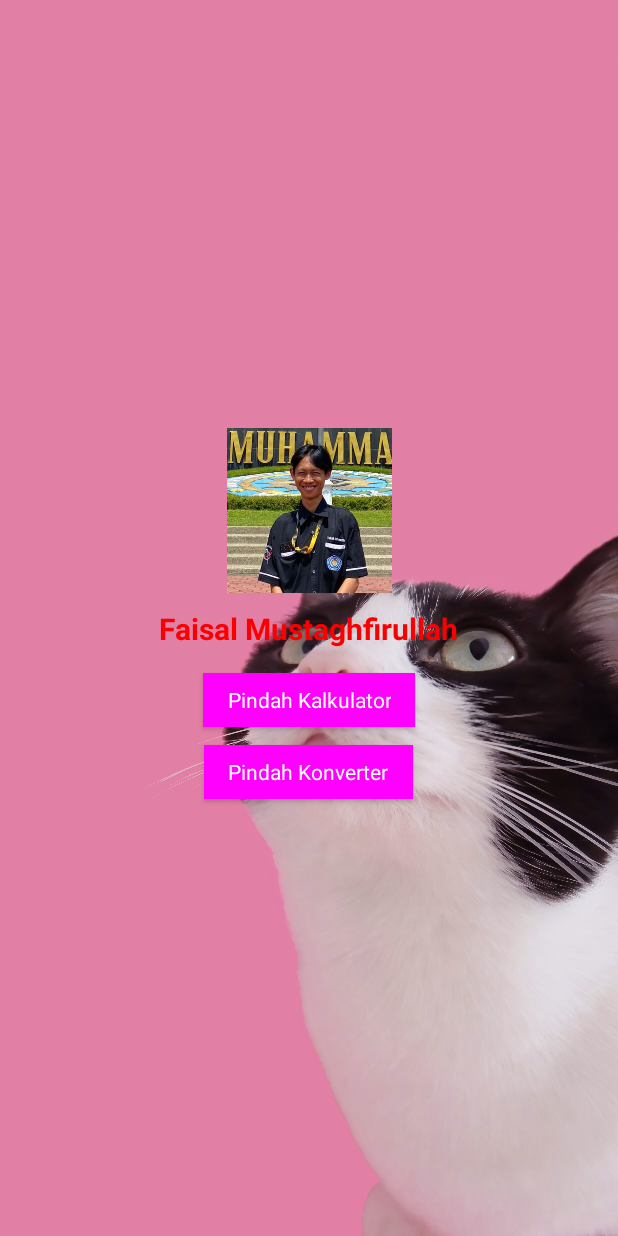
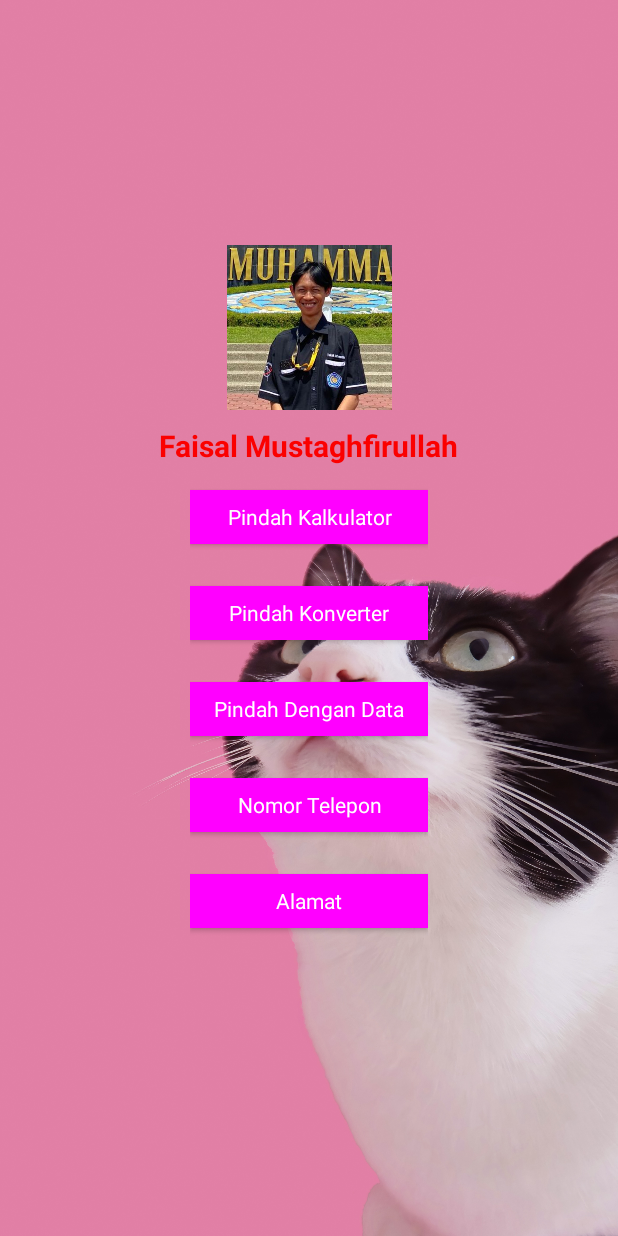
Before and after one commit to fmustaghfirullah/Kalkulator, an Android app: the layout activity_menu.xml on its own in the app's theme, with its tools: preview values and no code run, on a phone screen of 412 x 824 dp. Run offline under Robolectric (Android 15) with nearby library versions, the phone set to English and light mode, and no system bars.

Commit message:
fitur button

```diff
--- a/app/src/main/AndroidManifest.xml
+++ b/app/src/main/AndroidManifest.xml
@@ -12,6 +12,9 @@
         android:supportsRtl="true"
         android:theme="@style/Theme.Kalkulator"
         tools:targetApi="31">
+        <activity
+            android:name=".MoveWithDataActivity"
+            android:exported="false" />
         <activity
             android:name=".ConverterActivity"
             android:exported="false" />
--- a/app/src/main/res/layout/activity_menu.xml
+++ b/app/src/main/res/layout/activity_menu.xml
@@ -27,23 +27,63 @@
         android:textSize="20dp"
         android:textColor="#FB0000"
         android:textStyle="bold"/>
-
+<LinearLayout
+    android:layout_width="wrap_content"
+    android:layout_height="wrap_content"
+    android:orientation="vertical"
+    android:gravity="center"
+    >
     <com.google.android.material.button.MaterialButton
         android:id="@+id/btn_move_activity"
-        android:layout_width="wrap_content"
+        android:layout_width="match_parent"
         android:layout_height="wrap_content"
         android:layout_gravity="center"
         style="@style/Widget.Material3.FloatingActionButton.Large.Secondary"
         android:text="@string/move_activity"
+        android:layout_marginBottom="16dp"
         tools:ignore="MissingConstraints" />
 
     <com.google.android.material.button.MaterialButton
-        android:layout_width="wrap_content"
+        android:layout_width="match_parent"
         android:layout_height="wrap_content"
         android:id="@+id/btn_move_converter"
         style="@style/Widget.Material3.FloatingActionButton.Large.Secondary"
         android:text="Pindah Konverter"
+        android:layout_marginBottom="16dp"
         tools:ignore="MissingConstraints"
         />
 
+
+    <com.google.android.material.button.MaterialButton
+        android:id="@+id/btn_move_activity_data"
+        style="@style/Widget.Material3.FloatingActionButton.Large.Secondary"
+        android:layout_width="match_parent"
+        android:layout_height="wrap_content"
+        android:layout_marginBottom="16dp"
+        android:text="Pindah Dengan Data" />
+
+    <com.google.android.material.button.MaterialButton
+        android:id="@+id/btn_dial_number"
+        style="@style/Widget.Material3.FloatingActionButton.Large.Secondary"
+        android:layout_width="match_parent"
+        android:layout_height="wrap_content"
+        android:layout_marginBottom="16dp"
+        android:text="Nomor Telepon" />
+
+    <com.google.android.material.button.MaterialButton
+        android:id="@+id/btn_maps"
+        style="@style/Widget.Material3.FloatingActionButton.Large.Secondary"
+        android:layout_width="match_parent"
+        android:layout_height="wrap_content"
+        android:layout_marginBottom="16dp"
+        android:text="Alamat" />
+
+    <com.google.android.material.textview.MaterialTextView
+        android:layout_width="match_parent"
+        android:layout_height="wrap_content"
+        android:id="@+id/tv_data_received"
+        />
 </LinearLayout>
+
+
+</LinearLayout>
```
Also changed, not shown: app/src/main/java/com/ghfir/percobaan/MainActivity.kt (+13 -0 lines), app/src/main/java/com/ghfir/percobaan/MenuActivity.java (+63 -32 lines), app/src/main/java/com/ghfir/percobaan/MoveWithDataActivity.kt (added, +28 -0 lines), app/src/main/java/com/ghfir/percobaan/SplashActivity.kt (+15 -11 lines), app/src/main/res/layout/activity_move_with_data.xml (added, +16 -0 lines).
